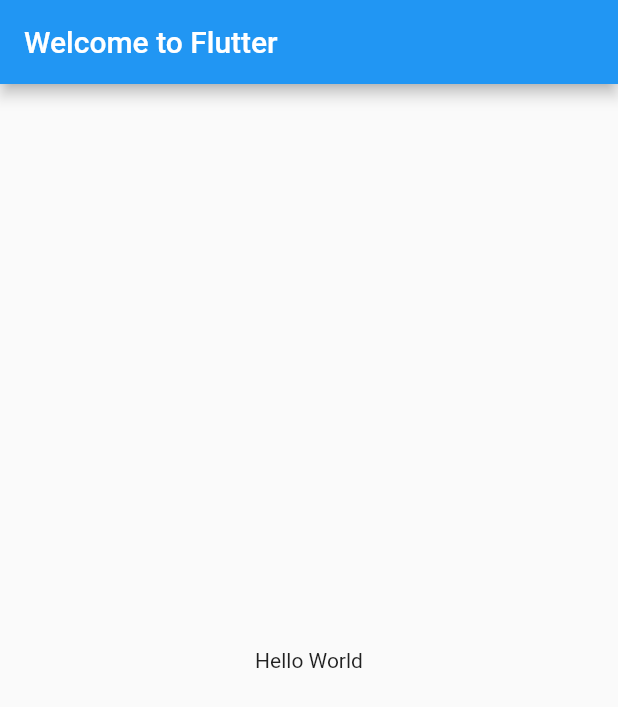
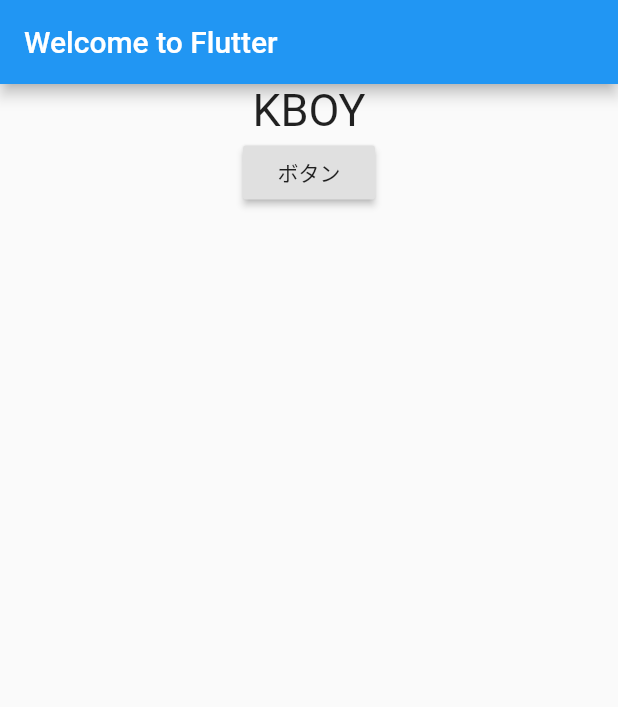
Before and after one commit to tnagasak/test, a Flutter app: the screen it shows after launch, on a phone screen of 412 x 824 dp. Shown: the top 707 px of the screen. Run offline on Flutter 3.47's test engine with Material 2 defaults, Android fonts, the phone set to English and light mode, and no system bars.

Commit message:
providerModel

```diff
--- a/lib/main.dart
+++ b/lib/main.dart
@@ -1,18 +1,45 @@
 import 'package:flutter/material.dart';
+import 'package:provider/provider.dart';
+import 'package:testflutter/main_model.dart';
 
 void main() => runApp(MyApp());
 
 class MyApp extends StatelessWidget {
+
+
   @override
   Widget build(BuildContext context) {
     return MaterialApp(
       title: 'Welcome to Flutter',
-      home: Scaffold(
-        appBar: AppBar(
-          title: const Text('Welcome to Flutter'),
-        ),
-        body: const Center(
-          child: const Text('Hello World'),
+      home: ChangeNotifierProvider<MainModel>(
+        create: (_) => MainModel(),
+        child: Scaffold(
+          appBar: AppBar(
+            title: Text('Welcome to Flutter'),
+          ),
+          body: Consumer<MainModel>(
+            builder: (context, model, child) {
+              return Center(
+                child: Column(
+                  children: [
+                    Text(
+                      model.kboyText,
+                      style: TextStyle(
+                        fontSize: 30,
+                      ),
+                    ),
+                    RaisedButton(
+                      child: Text('ボタン'),
+                      onPressed: (){
+                        model.changeKboyText();
+
+                      },
+                    ),
+                  ],
+                ),
+              );
+            }
+          ),
         ),
       ),
     );
--- /dev/null
+++ b/lib/main_model.dart
@@ -0,0 +1,10 @@
+import 'package:flutter/material.dart';
+
+class MainModel extends ChangeNotifier{
+  String kboyText = 'KBOY';
+
+  void changeKboyText(){
+    kboyText = 'Kboyさんカッコいい！！';
+    notifyListeners();
+  }
+}
```
Also changed, not shown: pubspec.yaml (+1 -41 lines), pubspec.lock.
